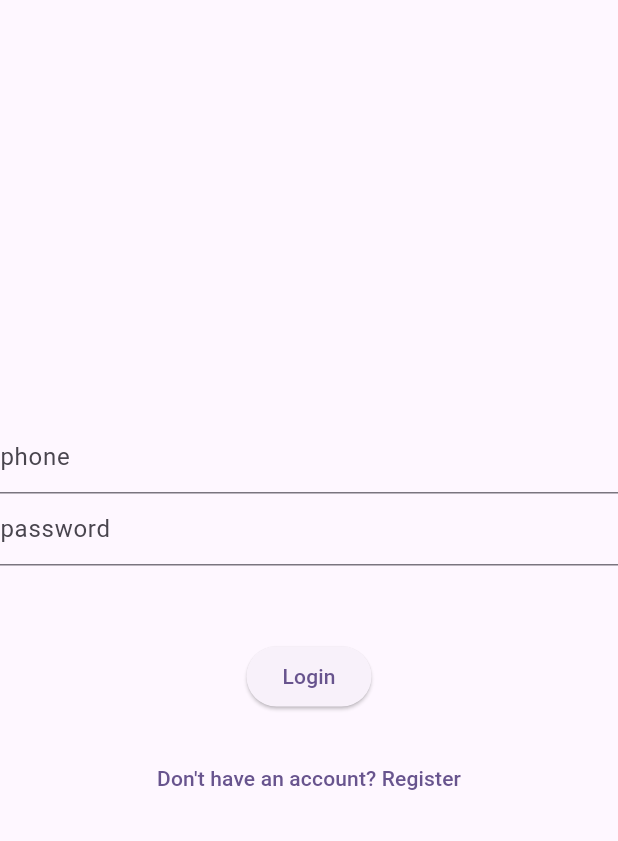
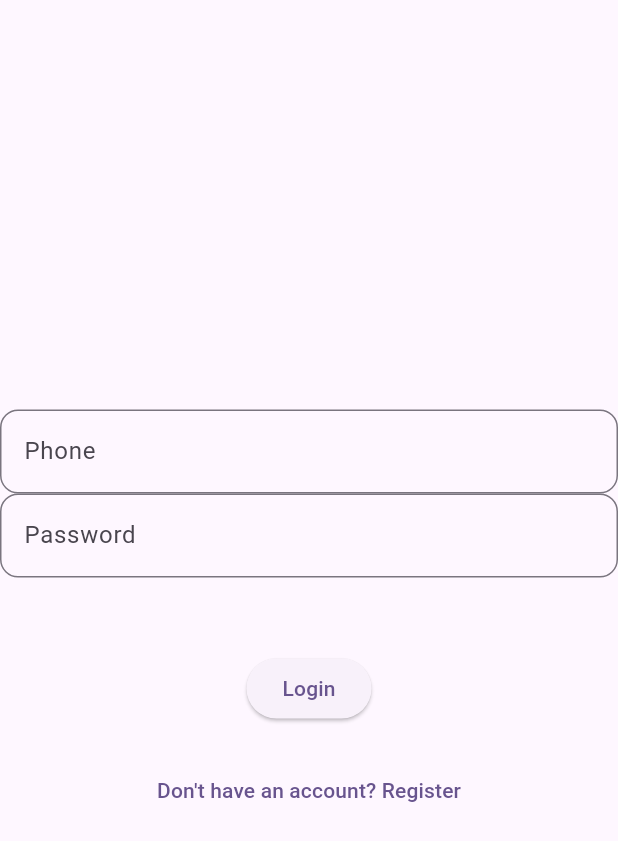
Before and after one commit to Asadbekdev24/homehavensignup, a Flutter app: the screen it shows after launch, on a phone screen of 412 x 824 dp. Shown: the top 841 px of the screen. Run offline on Flutter 3.47's test engine with Material 3 defaults, Android fonts, the phone set to English and light mode, and no system bars; our stand-ins replace carousel_slider, dartz, dio, get_it, shared_preferences.

Commit message:
update login and register

```diff
--- a/lib/features/auth/presentation/screens/login_screen.dart
+++ b/lib/features/auth/presentation/screens/login_screen.dart
@@ -37,14 +37,30 @@ class _LoginScreenState extends State<LoginScreen> {
             TextField(
               controller: phoneController,
               decoration: InputDecoration(
-                hintText: "phone",
-              ),
+                  focusedBorder: OutlineInputBorder(
+                    borderRadius: BorderRadius.circular(12),
+                    borderSide: BorderSide(color: Colors.grey),
+                  ),
+                  border: OutlineInputBorder(
+                    borderRadius: BorderRadius.circular(12),
+                    borderSide: BorderSide(color: Colors.grey),
+                  ),
+                  hintText: "Phone",
+                ),
             ),
             TextField(
               controller: passwordController,
               decoration: InputDecoration(
-                hintText: "password",
-              ),
+                  focusedBorder: OutlineInputBorder(
+                    borderRadius: BorderRadius.circular(12),
+                    borderSide: BorderSide(color: Colors.grey),
+                  ),
+                  border: OutlineInputBorder(
+                    borderRadius: BorderRadius.circular(12),
+                    borderSide: BorderSide(color: Colors.grey),
+                  ),
+                  hintText: "Password",
+                ),
             ),
             SizedBox(height: 50),
             ElevatedButton(
```
